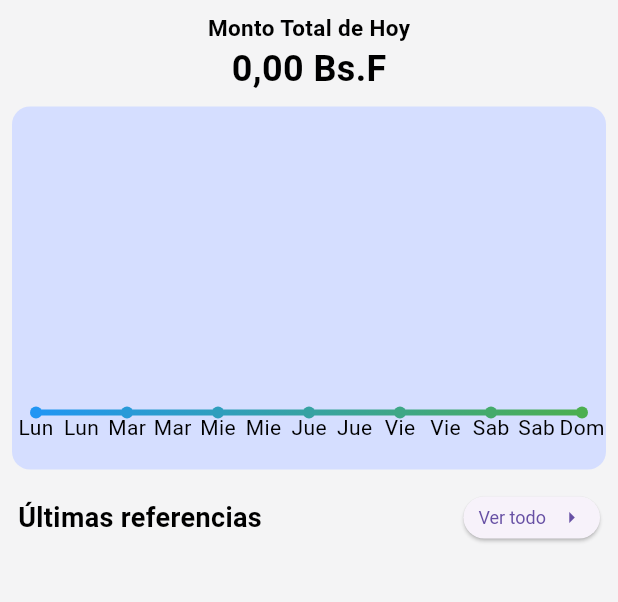
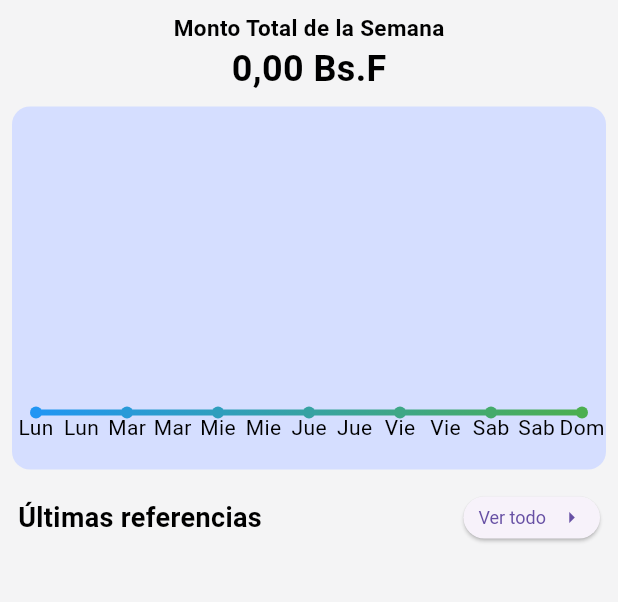
Before and after one commit to NightmareFox12/mi-referencia, a Flutter app: the screen it shows after launch, on a phone screen of 412 x 824 dp, the part 84-686 px from its top. Run offline on Flutter 3.47's test engine with Material 3 defaults, Android fonts, the phone set to English and light mode, and no system bars; drawn by our look-alikes of fl_chart, skeletonizer; our stand-ins replace drift, drift_flutter, flutter_hooks, flutter_riverpod, hooks_riverpod, riverpod and 1 more; accounts and stored records are empty; generated files the repository leaves out were written again.

Commit message:
feat: Implement core data source, Riverpod providers, and initial UI for reference tracking, including navigation and total amount display.

```diff
--- a/lib/domain/reference_provider.dart
+++ b/lib/domain/reference_provider.dart
@@ -59,12 +59,20 @@ final referenceProvider =
     );
 
 // 3. Para las CONSULTAS, usa FutureProviders simples (NO Notifiers)
-final totalAmountProvider = FutureProvider<double>((ref) async {
+final totalTodayAmountProvider = FutureProvider<double>((ref) async {
   final dataSource = ref.watch(referenceDataSourceProvider);
 
   ref.watch(referenceProvider);
 
-  return await dataSource.getAmountTotalReference();
+  return await dataSource.getTotalAmountToday();
+});
+
+final totalLastWeekAmountProvider = FutureProvider<double>((ref) async {
+  final dataSource = ref.watch(referenceDataSourceProvider);
+
+  ref.watch(referenceProvider);
+
+  return await dataSource.getTotalAmountLastWeek();
 });
 
 final lastReferencesProvider = FutureProvider<List<Reference>>((ref) async {
--- a/lib/presentation/home/home_screen.dart
+++ b/lib/presentation/home/home_screen.dart
@@ -7,7 +7,7 @@ import 'package:mi_referencia/presentation/widgets/bottom_bar_widget.dart';
 import 'package:mi_referencia/presentation/widgets/fab_menu.dart';
 import 'package:mi_referencia/presentation/widgets/last_references.dart';
 import 'package:mi_referencia/presentation/widgets/last_week_line_chart.dart';
-import 'package:mi_referencia/presentation/widgets/total_amount_label.dart';
+import 'package:mi_referencia/presentation/widgets/total_amount_button.dart';
 
 class HomeScreen extends HookConsumerWidget {
   const HomeScreen({super.key});
@@ -27,7 +27,7 @@ class HomeScreen extends HookConsumerWidget {
           currentScreen.value == 0
               ? Column(
                   children: [
-                    TotalAmountLabel(),
+                    TotalAmountButton(),
                     LastWeekLineChart(),
                     LastReferences(currentScreen: currentScreen),
                   ],
--- a/lib/presentation/widgets/bottom_bar_widget.dart
+++ b/lib/presentation/widgets/bottom_bar_widget.dart
@@ -12,7 +12,6 @@ class BottomBarWidget extends StatelessWidget {
       onTap: (value) {
         currentScreen.value = value;
       },
-      //TODO: config donde ira modo oscuro y eliminar datos
       items: [
         BottomNavigationBarItem(icon: Icon(Icons.home), label: 'Inicio'),
         BottomNavigationBarItem(icon: Icon(Icons.list), label: 'Historial'),
--- /dev/null
+++ b/lib/presentation/widgets/total_amount_button.dart
@@ -0,0 +1,49 @@
+import 'package:flutter/material.dart';
+import 'package:flutter_hooks/flutter_hooks.dart';
+import 'package:hooks_riverpod/hooks_riverpod.dart';
+import 'package:mi_referencia/domain/reference_provider.dart';
+import 'package:mi_referencia/utils/format_amount.dart';
+import 'package:skeletonizer/skeletonizer.dart';
+
+class TotalAmountButton extends HookConsumerWidget {
+  @override
+  Widget build(BuildContext context, WidgetRef ref) {
+    //watch
+    final totalAmountTodayReferenceAsync = ref.watch(totalTodayAmountProvider);
+    final totalAmountLastWeekReferenceAsync = ref.watch(
+      totalLastWeekAmountProvider,
+    );
+
+    //states
+    final showToday = useState<bool>(false);
+
+    return Padding(
+      padding: const .only(top: 8, bottom: 4),
+      child: Column(
+        mainAxisSize: .min,
+        children: [
+          Text(
+            showToday.value ? 'Monto Total de Hoy' : "Monto Total de la Semana",
+            style: TextStyle(fontSize: 15, fontWeight: .bold),
+          ),
+
+          Skeletonizer(
+            enabled:
+                totalAmountTodayReferenceAsync.isLoading ||
+                totalAmountLastWeekReferenceAsync.isLoading,
+            enableSwitchAnimation: true,
+            child: GestureDetector(
+              onTap: () => showToday.value = !showToday.value,
+              child: Text(
+                showToday.value
+                    ? '${formatAmount(totalAmountTodayReferenceAsync.value ?? 0.0)} Bs.F'
+                    : '${formatAmount(totalAmountLastWeekReferenceAsync.value ?? 0.0)} Bs.F',
+                style: const TextStyle(fontSize: 24, fontWeight: .bold),
+              ),
+            ),
+          ),
+        ],
+      ),
+    );
+  }
+}
--- a/lib/presentation/widgets/total_amount_label.dart
+++ /dev/null
@@ -1,34 +0,0 @@
-import 'package:flutter/material.dart';
-import 'package:hooks_riverpod/hooks_riverpod.dart';
-import 'package:mi_referencia/domain/reference_provider.dart';
-import 'package:mi_referencia/utils/format_amount.dart';
-import 'package:skeletonizer/skeletonizer.dart';
-
-class TotalAmountLabel extends HookConsumerWidget {
-  @override
-  Widget build(BuildContext context, WidgetRef ref) {
-    final totalAmountReferenceAsync = ref.watch(totalAmountProvider);
-
-    return Padding(
-      padding: const .only(top: 8, bottom: 4),
-      child: Column(
-        mainAxisSize: .min,
-        children: [
-          Text(
-            'Monto Total de Hoy',
-            style: TextStyle(fontSize: 15, fontWeight: .bold),
-          ),
-
-          Skeletonizer(
-            enabled: totalAmountReferenceAsync.isLoading,
-            enableSwitchAnimation: true,
-            child: Text(
-              '${formatAmount(totalAmountReferenceAsync.value ?? 0.0)} Bs.F',
-              style: const TextStyle(fontSize: 24, fontWeight: .bold),
-            ),
-          ),
-        ],
-      ),
-    );
-  }
-}
```
Also changed, not shown: lib/data/datasources/reference_data_source.dart (+35 -3 lines), lib/presentation/widgets/animate_pie.dart (deleted, +0 -97 lines).
